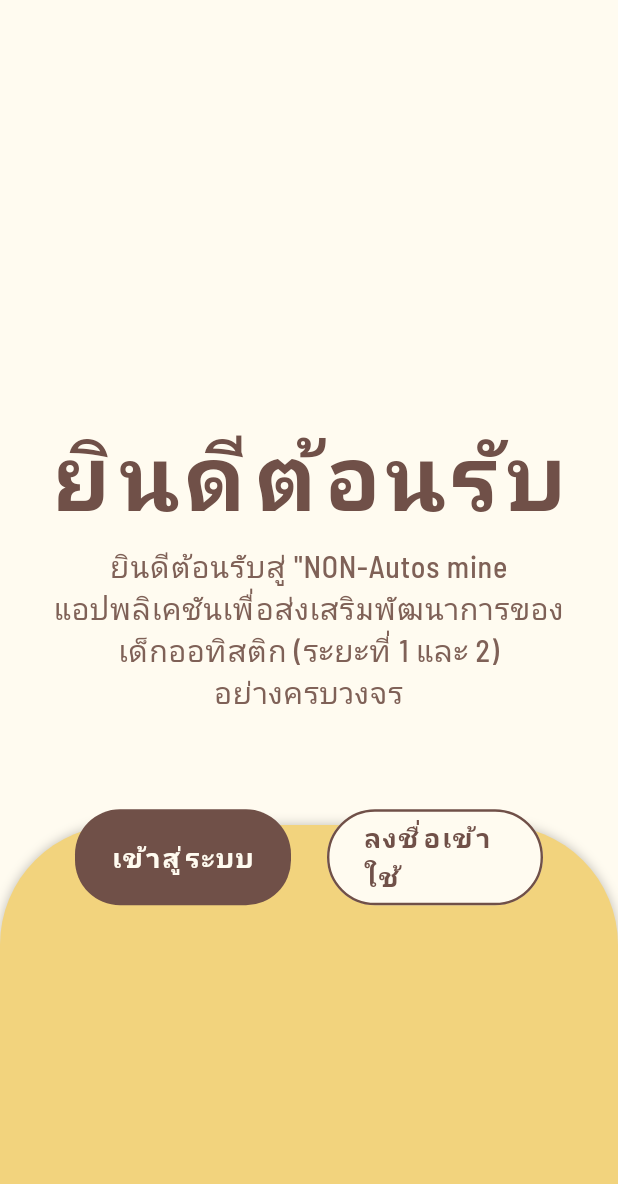
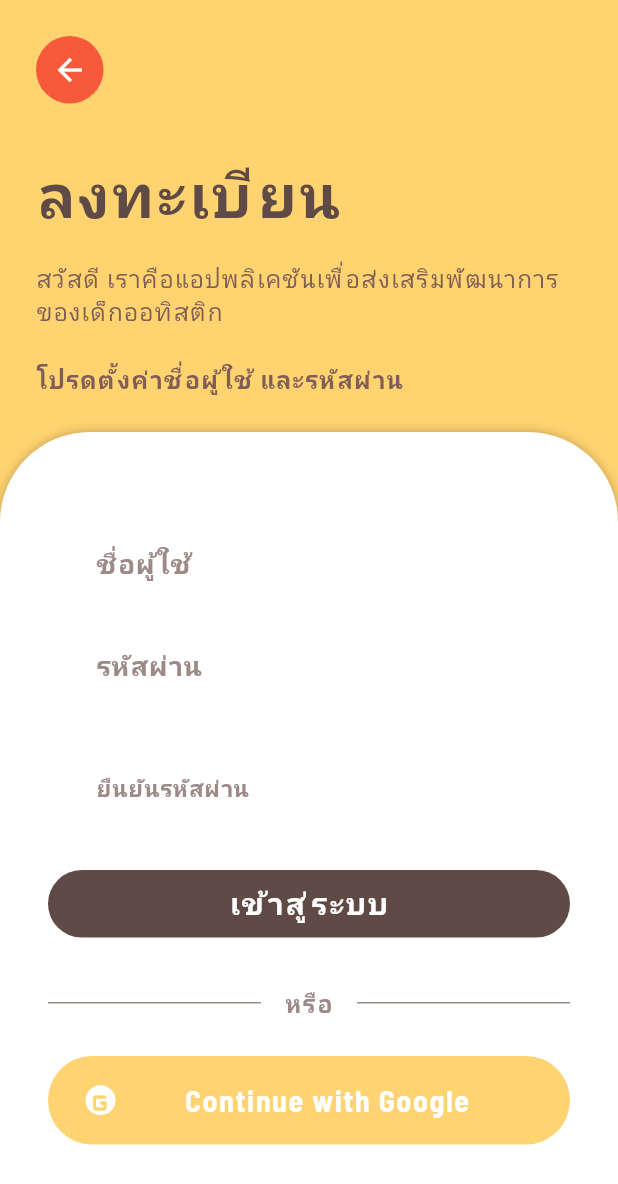
Before and after one commit to sasi385/loginpagetest, a Flutter app: the screen it shows after launch, after a tap on "ลงชื่อเข้าใช้", on a phone screen of 412 x 824 dp. Shown: the top 1184 px of the screen. Run offline on Flutter 3.47's test engine with Material 3 defaults, Android fonts, the light colour scheme and no system bars; our stand-ins replace google_fonts.

Commit message:
Add signinpage
เพิ่มหน้าเข้าสู่ระบบ และเชื่อมต่อปุ่มและช่องกรอกข้อความ

```diff
--- /dev/null
+++ b/lib/screens/signin_screen.dart
@@ -0,0 +1,258 @@
+import 'package:flutter/material.dart';
+import 'package:google_fonts/google_fonts.dart';
+import '../widgets/backwordbutton-loginpage.dart';
+import '../widgets/SocialLoginButton.dart';
+import 'package:children_app_login/utils/colors.dart';
+
+class SignInScreen extends StatelessWidget {
+  const SignInScreen({super.key});
+
+  @override
+  Widget build(BuildContext context) {
+    final TextEditingController _usernameController = TextEditingController();
+    final TextEditingController _passwordController = TextEditingController();
+
+    return Scaffold(
+      backgroundColor: AppColors.yellowPrimary,
+      body: SafeArea(
+        child: Column(
+          children: [
+            // Top Section with Back Button and Title
+            Padding(
+              padding:
+                  const EdgeInsets.symmetric(horizontal: 24.0, vertical: 24),
+              child: Column(
+                crossAxisAlignment: CrossAxisAlignment.start,
+                children: [
+                  const BackButtonWidget(),
+                  const SizedBox(height: 32),
+
+                  // Title
+                  Text(
+                    'ลงทะเบียน',
+                    style: GoogleFonts.barlowSemiCondensed(
+                      fontSize: 40,
+                      fontWeight: FontWeight.bold,
+                      color: AppColors.brownPrimary,
+                      letterSpacing: 2.0,
+                    ),
+                  ),
+                  const SizedBox(height: 16),
+
+                  // Subtitle
+                  Text(
+                    'สวัสดี เราคือแอปพลิเคชันเพื่อส่งเสริมพัฒนาการของเด็กออทิสติก\n',
+                    style: GoogleFonts.barlowSemiCondensed(
+                      fontSize: 16,
+                      fontWeight: FontWeight.w500,
+                      color: AppColors.brownSecondary,
+                      letterSpacing: 0.8,
+                      height: 1.4,
+                    ),
+                  ),
+                  Text(
+                    'โปรดตั้งค่าชื่อผู้ใช้ และรหัสผ่าน',
+                    style: GoogleFonts.barlowSemiCondensed(
+                      fontSize: 16,
+                      fontWeight: FontWeight.bold,
+                      color: AppColors.brownSecondary,
+                      letterSpacing: 0.8,
+                      height: 1.4,
+                    ),
+                  ),
+                ],
+              ),
+            ),
+
+            // Bottom Card
+            Expanded(
+              child: Container(
+                width: double.infinity,
+                decoration: const BoxDecoration(
+                  color: Colors.white,
+                  borderRadius: BorderRadius.only(
+                    topLeft: Radius.circular(60),
+                    topRight: Radius.circular(60),
+                  ),
+                  boxShadow: [
+                    BoxShadow(
+                      color: Color.fromRGBO(0, 0, 0, 0.25),
+                      blurRadius: 6,
+                      offset: Offset(0, 0),
+                    ),
+                  ],
+                ),
+                child: SingleChildScrollView(
+                  padding: const EdgeInsets.fromLTRB(32, 64, 32, 32),
+                  child: Column(
+                    children: [
+                      // Username
+                      TextField(
+                        controller: _usernameController,
+                        style: GoogleFonts.barlowSemiCondensed(
+                          fontSize: 18,
+                          fontWeight: FontWeight.w600,
+                          color: AppColors.brownTertiary,
+                        ),
+                        decoration: InputDecoration(
+                          hintText: 'ชื่อผู้ใช้',
+                          hintStyle: GoogleFonts.barlowSemiCondensed(
+                            fontSize: 18,
+                            fontWeight: FontWeight.w600,
+                            color: AppColors.brownTertiary,
+                          ),
+                          filled: true,
+                          fillColor: AppColors.cream,
+                          border: OutlineInputBorder(
+                            borderRadius: BorderRadius.circular(100),
+                            borderSide: BorderSide.none,
+                          ),
+                          contentPadding:
+                              const EdgeInsets.symmetric(horizontal: 28),
+                        ),
+                      ),
+                      const SizedBox(height: 20),
+
+                      // Password
+                      TextField(
+                        controller: _passwordController,
+                        obscureText: true,
+                        style: GoogleFonts.barlowSemiCondensed(
+                          fontSize: 18,
+                          fontWeight: FontWeight.w600,
+                          color: AppColors.brownTertiary,
+                        ),
+                        decoration: InputDecoration(
+                          hintText: 'รหัสผ่าน',
+                          hintStyle: GoogleFonts.barlowSemiCondensed(
+                            fontSize: 18,
+                            fontWeight: FontWeight.w600,
+                            color: AppColors.brownTertiary,
+                          ),
+                          filled: true,
+                          fillColor: AppColors.cream,
+                          border: OutlineInputBorder(
+                            borderRadius: BorderRadius.circular(100),
+                            borderSide: BorderSide.none,
+                          ),
+                          contentPadding:
+                              const EdgeInsets.symmetric(horizontal: 28),
+                        ),
+                      ),
+                      const SizedBox(height: 32),
+                      TextField(
+                        controller: _passwordController,
+                        obscureText: true,
+                        style: GoogleFonts.barlowSemiCondensed(
+                          fontSize: 18,
+                          fontWeight: FontWeight.w600,
+                          color: AppColors.brownTertiary,
+                        ),
+                        decoration: InputDecoration(
+                          hintText: 'ยืนยันรหัสผ่าน',
+                          hintStyle: GoogleFonts.barlowSemiCondensed(
+                            fontSize: 15,
+                            fontWeight: FontWeight.w600,
+                            color: AppColors.brownTertiary,
+                          ),
+                          filled: true,
+                          fillColor: AppColors.cream,
+                          border: OutlineInputBorder(
+                            borderRadius: BorderRadius.circular(100),
+                            borderSide: BorderSide.none,
+                          ),
+                          contentPadding:
+                              const EdgeInsets.symmetric(horizontal: 28),
+                        ),
+                      ),
+                      const SizedBox(height: 32),
+                      // Login Button
+                      SizedBox(
+                        width: double.infinity,
+                        height: 45,
+                        child: ElevatedButton(
+                          onPressed: () {
+                            // TODO: Login logic
+                          },
+                          style: ElevatedButton.styleFrom(
+                            backgroundColor: AppColors.brownPrimary,
+                            shape: RoundedRectangleBorder(
+                              borderRadius: BorderRadius.circular(100),
+                            ),
+                            elevation: 0,
+                          ),
+                          child: Text(
+                            'เข้าสู่ระบบ',
+                            style: GoogleFonts.barlowSemiCondensed(
+                              fontSize: 20,
+                              fontWeight: FontWeight.w800,
+                              color: Colors.white,
+                              letterSpacing: 1.4,
+                            ),
+                          ),
+                        ),
+                      ),
+                      const SizedBox(height: 32),
+
+                      // Divider
+                      Row(
+                        children: [
+                          const Expanded(
+                            child: Divider(
+                              color: AppColors.brownTertiary,
+                              thickness: 1,
+                              endIndent: 16,
+                            ),
+                          ),
+                          Text(
+                            'หรือ',
+                            style: GoogleFonts.barlowSemiCondensed(
+                              fontSize: 16,
+                              fontWeight: FontWeight.bold,
+                              color: AppColors.brownTertiary,
+                              letterSpacing: 0.8,
+                            ),
+                          ),
+                          const Expanded(
+                            child: Divider(
+                              color: AppColors.brownTertiary,
+                              thickness: 1,
+                              indent: 16,
+                            ),
+                          ),
+                        ],
+                      ),
+                      const SizedBox(height: 24),
+
+                      // Social Login
+                      SocialLoginButton(
+                        text: 'Continue with Google',
+                        backgroundColor: AppColors.yellowSecondary,
+                        iconWidget: Container(
+                          width: 38,
+                          height: 20,
+                          decoration: const BoxDecoration(
+                            color: Colors.white,
+                            shape: BoxShape.circle,
+                          ),
+                          child: const Icon(
+                            Icons.g_mobiledata,
+                            color: AppColors.yellowSecondary,
+                            size: 24,
+                          ),
+                        ),
+                        onPressed: () {
+                          // TODO: Google Login
+                        },
+                      ),
+                    ],
+                  ),
+                ),
+              ),
+            ),
+          ],
+        ),
+      ),
+    );
+  }
+}
--- a/lib/screens/welcome_screen.dart
+++ b/lib/screens/welcome_screen.dart
@@ -1,6 +1,7 @@
 import 'package:flutter/material.dart';
 import 'package:google_fonts/google_fonts.dart';
 import 'login_screen.dart';
+import 'signin_screen.dart';
 
 class WelcomeScreen extends StatelessWidget {
   const WelcomeScreen({Key? key}) : super(key: key);
@@ -8,93 +9,90 @@ class WelcomeScreen extends StatelessWidget {
   @override
   Widget build(BuildContext context) {
     return Scaffold(
-      backgroundColor: const Color(0xFFFFFBF0), // Cream background
-      body: Stack(
+      body: Container(
+        decoration: const BoxDecoration(
+          image: DecorationImage(
+            image: AssetImage('assets/images/S__9822223.jpg'),
+            fit: BoxFit.cover,
+          ),
+        ),
+        child: Stack(
           children: [
-          // Yellow curved background at bottom
+            // Yellow curved background
             Positioned(
               left: 0,
               right: 0,
               bottom: 0,
-            top: 550,
+              top: 540,
               child: Container(
                 decoration: const BoxDecoration(
-                color: Color(0xFFF2D37D), // Yellow primary
+                  color: Color(0xFFF2D37D),
                   borderRadius: BorderRadius.only(
                     topLeft: Radius.circular(80),
                     topRight: Radius.circular(80),
                   ),
-                boxShadow: [
-                  BoxShadow(
-                    color: Color.fromRGBO(0, 0, 0, 0.25),
-                    blurRadius: 6,
-                    offset: Offset(0, 0),
-                  ),
-                ],
                 ),
               ),
             ),
-          // Main content
-          Center(
+
+            // เนื้อหา (ข้อความ + ปุ่ม)
+            Positioned(
+              left: 0,
+              right: 0,
+              top: 520, // ปรับตำแหน่งให้พอดี
+              child: Center(
                 child: Container(
                   constraints: const BoxConstraints(maxWidth: 655),
-              margin: const EdgeInsets.only(top: 50, bottom: 30),
-              padding: const EdgeInsets.fromLTRB(16, 79, 16, 32),
+                  margin: const EdgeInsets.symmetric(horizontal: 16),
+                  padding: const EdgeInsets.fromLTRB(16, 30, 16, 32),
                   child: Column(
-                mainAxisAlignment: MainAxisAlignment.center,
+                    mainAxisSize: MainAxisSize.min,
                     children: [
-                  // Welcome text section
-                  Column(
-                    children: [
+                      // Welcome Text
                       Text(
                         'ยินดีต้อนรับ',
                         style: GoogleFonts.barlowSemiCondensed(
-                          fontSize: 60,
+                          fontSize: 45,
                           fontWeight: FontWeight.w800,
                           letterSpacing: 3,
                           height: 1.0,
                           color: const Color(0xFF705048), // Brown dark
                         ),
                       ),
-                      const SizedBox(height: 16),
-                      Padding(
-                        padding: const EdgeInsets.symmetric(horizontal: 8),
-                        child: Text(
-                          'ยินดีต้อนรับสู่ "NON-Autos mine แอปพลิเคชันเพื่อส่งเสริมพัฒนาการของเด็กออทิสติก (ระยะที่ 1 และ 2) \nอย่างครบวงจร',
+                      const SizedBox(height: 8),
+                      Text(
+                        'ยินดีต้อนรับสู่ "NON-Autos mine แอปพลิเคชันเพื่อส่งเสริมพัฒนาการของเด็กออทิสติก (ระยะที่ 1 และ 2) อย่างครบวงจร',
                         textAlign: TextAlign.center,
                         style: GoogleFonts.barlowSemiCondensed(
-                            fontSize: 20,
+                          fontSize: 15,
                           fontWeight: FontWeight.w500,
                           letterSpacing: 0.5,
                           height: 1.4,
                           color: const Color(0xFF7F6157), // Brown medium
                         ),
                       ),
-                      ),
-                    ],
-                  ),
-                  const SizedBox(
-                      height: 64), // 32 + 32 from marginTop and paddingTop
-                  // Buttons section
+                      const SizedBox(height: 20),
+
+                      // Button Row
                       Row(
                         mainAxisAlignment: MainAxisAlignment.center,
                         children: [
-                      // Log in button
+                          // Log in
                           SizedBox(
                             width: 144,
-                        height: 64,
+                            height: 42,
                             child: ElevatedButton(
                               onPressed: () {
                                 Navigator.push(
                                   context,
                                   MaterialPageRoute(
-                                  builder: (context) => LoginScreen()),
+                                    builder: (context) => const LoginScreen(),
+                                  ),
                                 );
                               },
                               style: ElevatedButton.styleFrom(
-                            backgroundColor:
-                                const Color(0xFF705048), // Brown dark
-                            foregroundColor: const Color(0xFFFFFBF0), // Cream
+                                backgroundColor: const Color(0xFF705048),
+                                foregroundColor: const Color(0xFFFFFBF0),
                                 shape: RoundedRectangleBorder(
                                   borderRadius: BorderRadius.circular(30),
                                 ),
@@ -103,7 +101,7 @@ class WelcomeScreen extends StatelessWidget {
                               child: Text(
                                 'เข้าสู่ระบบ',
                                 style: GoogleFonts.barlowSemiCondensed(
-                              fontSize: 18,
+                                  fontSize: 12,
                                   fontWeight: FontWeight.w800,
                                   letterSpacing: 1.2,
                                 ),
@@ -111,20 +109,24 @@ class WelcomeScreen extends StatelessWidget {
                             ),
                           ),
                           const SizedBox(width: 24),
-                      // Sign in button
+                          // Sign in
                           SizedBox(
                             width: 144,
-                        height: 64,
+                            height: 42,
                             child: OutlinedButton(
                               onPressed: () {
-                            // Handle sign in
+                                Navigator.push(
+                                  context,
+                                  MaterialPageRoute(
+                                    builder: (context) => SignInScreen(),
+                                  ),
+                                );
                               },
                               style: OutlinedButton.styleFrom(
-                            backgroundColor: const Color(0xFFFFFBF0), // Cream
-                            foregroundColor:
-                                const Color(0xFF705048), // Brown dark
+                                backgroundColor: const Color(0xFFFFFBF0),
+                                foregroundColor: const Color(0xFF705048),
                                 side: const BorderSide(
-                              color: Color(0xFF705048), // Brown dark
+                                  color: Color(0xFF705048),
                                   width: 1.6,
                                 ),
                                 shape: RoundedRectangleBorder(
@@ -134,7 +136,7 @@ class WelcomeScreen extends StatelessWidget {
                               child: Text(
                                 'ลงชื่อเข้าใช้',
                                 style: GoogleFonts.barlowSemiCondensed(
-                              fontSize: 18,
+                                  fontSize: 12,
                                   fontWeight: FontWeight.w800,
                                   letterSpacing: 1.2,
                                 ),
@@ -147,7 +149,9 @@ class WelcomeScreen extends StatelessWidget {
                   ),
                 ),
               ),
+            ),
           ],
+        ),
       ),
     );
   }
--- a/lib/widgets/backwordbutton-loginpage.dart
+++ b/lib/widgets/backwordbutton-loginpage.dart
@@ -1,5 +1,5 @@
 import 'package:flutter/material.dart';
-import '../utils/colors.dart';
+import 'package:children_app_login/utils/colors.dart';
 
 class BackButtonWidget extends StatelessWidget {
   final VoidCallback? onPressed;
```
Also changed, not shown: lib/screens/login_screen.dart (+73 -85 lines), lib/assets/images/S__9822223.jpg (added), lib/screens/start_screen.dart (added). Lines whose indentation alone changed are shown as unchanged.
